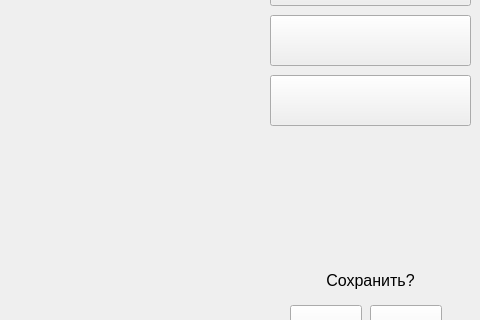
First picture: the form in yandex.ui, repository evilrise7/pyqtproject, before the edit; both pictures show x 800 to 1280 and y 295 to 615 of the 1280 by 720 pixel window.
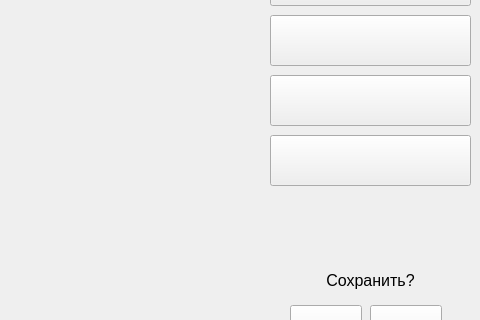
Second picture: the form after the edit. Icons and pictures are not drawn.

Patch:
```diff
--- a/yandex.ui
+++ b/yandex.ui
@@ -417,6 +417,31 @@
      <bool>false</bool>
     </property>
    </widget>
+   <widget class="QPushButton" name="sepia">
+    <property name="geometry">
+     <rect>
+      <x>1070</x>
+      <y>430</y>
+      <width>201</width>
+      <height>51</height>
+     </rect>
+    </property>
+    <property name="font">
+     <font>
+      <family>Arial Narrow</family>
+      <pointsize>12</pointsize>
+     </font>
+    </property>
+    <property name="styleSheet">
+     <string notr="true">border-image: url(./SEPIA.png);</string>
+    </property>
+    <property name="text">
+     <string/>
+    </property>
+    <property name="checkable">
+     <bool>false</bool>
+    </property>
+   </widget>
   </widget>
   <widget class="QMenuBar" name="menubar">
    <property name="geometry">
```
